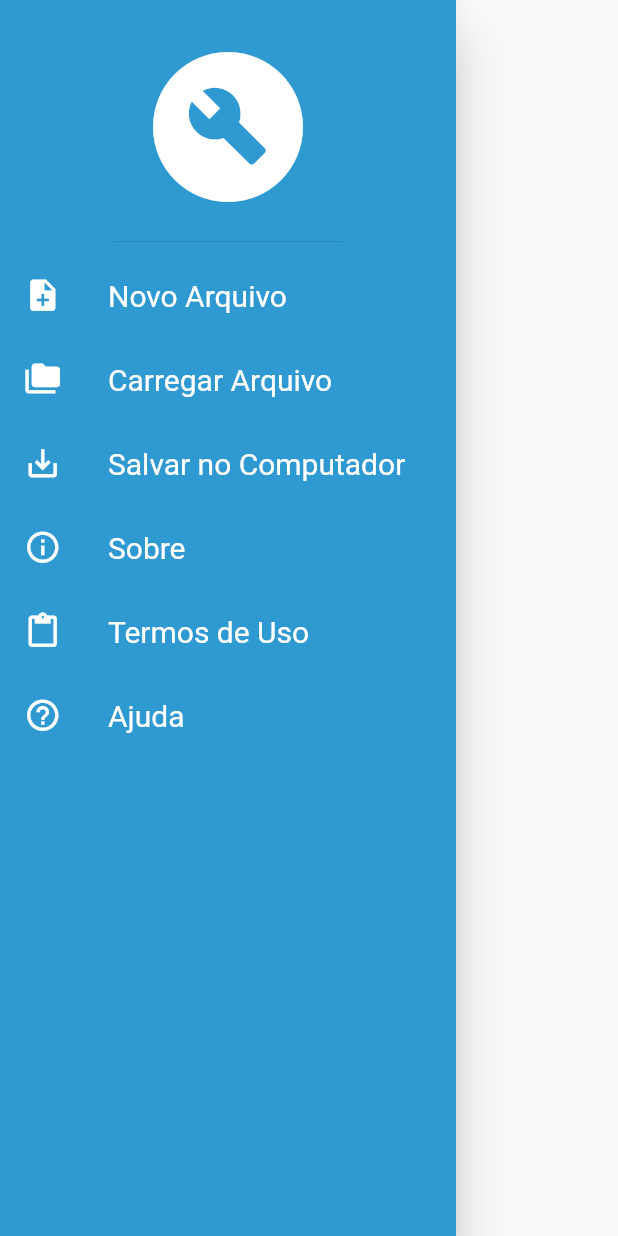
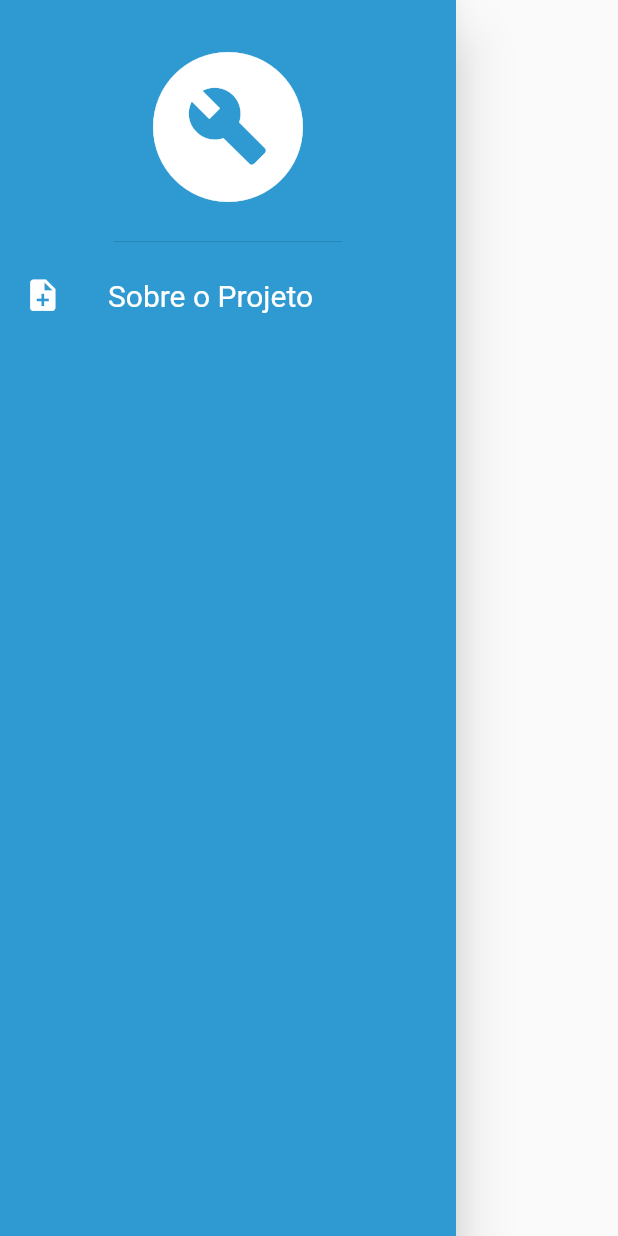
Before and after one commit to luisfepsale/robo-educacional-facens, a Flutter app: the CustomDrawer widget shown alone on an empty page, opened directly, on a phone screen of 412 x 824 dp. Run offline on Flutter 3.47's test engine with Material 2 defaults, Android fonts, the phone set to English and light mode, and no system bars; our stand-ins replace bloc, equatable, flutter_bloc, flutter_blue, flutter_map, flutter_svg and 2 more.

Commit message:
[welcome modal]

```diff
--- a/lib/custom_app_bar.dart
+++ b/lib/custom_app_bar.dart
@@ -36,7 +36,7 @@ class CustomAppBar extends StatelessWidget {
             ),
           ),
           const Text(
-            "Project Name",
+            "Fireboy",
             style: TextStyle(
               fontWeight: FontWeight.w700,
               fontSize: 20,
@@ -60,10 +60,6 @@ class CustomAppBar extends StatelessWidget {
           ),
         ],
       ),
-      // child: Row(
-      //   icon: Icon(Icons.menu)
-      //   Text("Name Project")
-      // ),
     );
   }
 }
--- a/lib/custom_drawer.dart
+++ b/lib/custom_drawer.dart
@@ -23,54 +23,9 @@ class CustomDrawer extends StatelessWidget {
                 size: 25,
               ),
               title: Text(
-                'Novo Arquivo',
+                'Sobre o Projeto',
                 style: TextStyle(fontSize: 20, color: Colors.white),
               ),
-            ),
-            ListTile(
-              leading: Icon(
-                Icons.folder_copy,
-                color: Colors.white,
-                size: 25,
-              ),
-              title: Text('Carregar Arquivo',
-                  style: TextStyle(fontSize: 20, color: Colors.white)),
-            ),
-            ListTile(
-              leading: Icon(
-                Icons.save_alt,
-                color: Colors.white,
-                size: 25,
-              ),
-              title: Text('Salvar no Computador',
-                  style: TextStyle(fontSize: 20, color: Colors.white)),
-            ),
-            ListTile(
-              leading: Icon(
-                Icons.info_outline,
-                color: Colors.white,
-                size: 25,
-              ),
-              title: Text('Sobre',
-                  style: TextStyle(fontSize: 20, color: Colors.white)),
-            ),
-            ListTile(
-              leading: Icon(
-                Icons.content_paste,
-                color: Colors.white,
-                size: 25,
-              ),
-              title: Text('Termos de Uso',
-                  style: TextStyle(fontSize: 20, color: Colors.white)),
-            ),
-            ListTile(
-              leading: Icon(
-                Icons.help_outline,
-                color: Colors.white,
-                size: 25,
-              ),
-              title: Text('Ajuda',
-                  style: TextStyle(fontSize: 20, color: Colors.white)),
             ),
           ],
         ),
--- a/lib/modal_welcome.dart
+++ b/lib/modal_welcome.dart
@@ -22,9 +22,9 @@ class ModalWelcome extends StatelessWidget {
           crossAxisAlignment: CrossAxisAlignment.center,
           mainAxisAlignment: MainAxisAlignment.spaceBetween,
           children: [
-            Column(
+            const Column(
               crossAxisAlignment: CrossAxisAlignment.center,
-              children: const [
+              children: [
                 Text(
                   "Bem-vindo ao projeto 'Robô Educacional' ",
                   style: TextStyle(
@@ -35,7 +35,7 @@ class ModalWelcome extends StatelessWidget {
                 ),
                 SizedBox(height: 10),
                 Text(
-                  "Lorem Ipsum is simply dummy text of the printing and typesetting industry. Lorem Ipsum has been the industry's standard dummy text ever since the 1500s",
+                  "Este é um projeto de trabalho de conclusão de curso da FACENS (Faculdade de Engenharia de Sorocaba ), realizado pelos alunos: Gabriela Miranda Domingues 190634, Lívia Sayuri Chinem Moreno 190374, Luís Felipe Martins Salinas 190380. O objetivo deste trabalho é apresentar uma nova maneira de ensino nas escolas brasileiras, utilizando tecnologias atuais e economicas. Agrademos a todos que participaram do progresso no desenvolvimento deste projeto. ",
                   style: TextStyle(
                     fontWeight: FontWeight.w600,
                     fontSize: 16,
```
